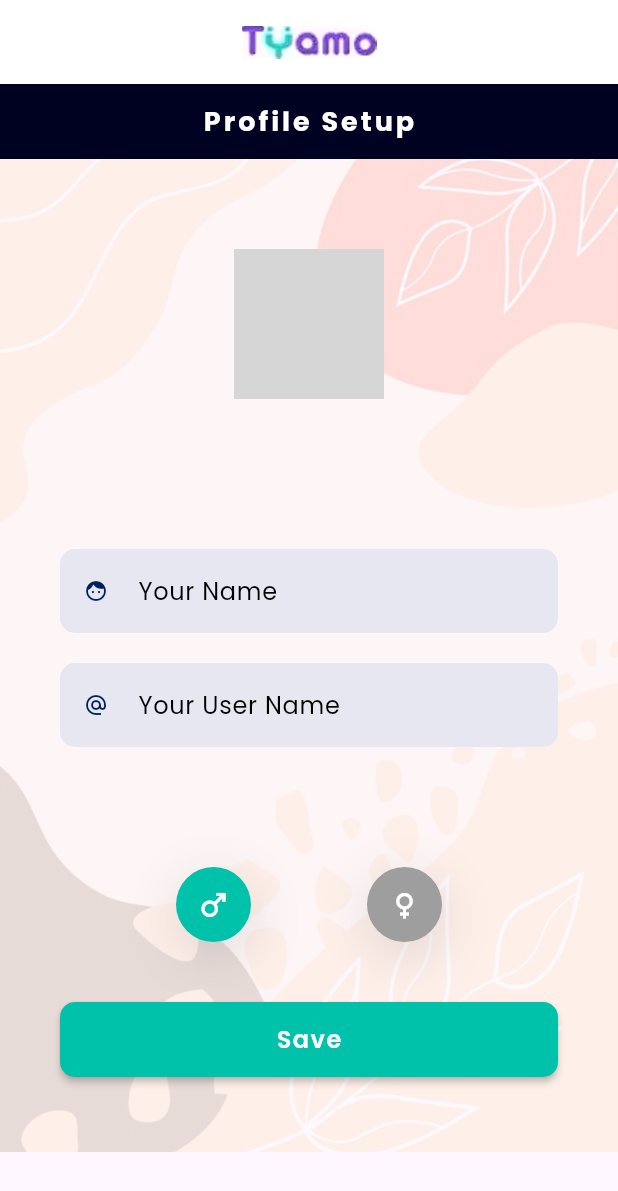
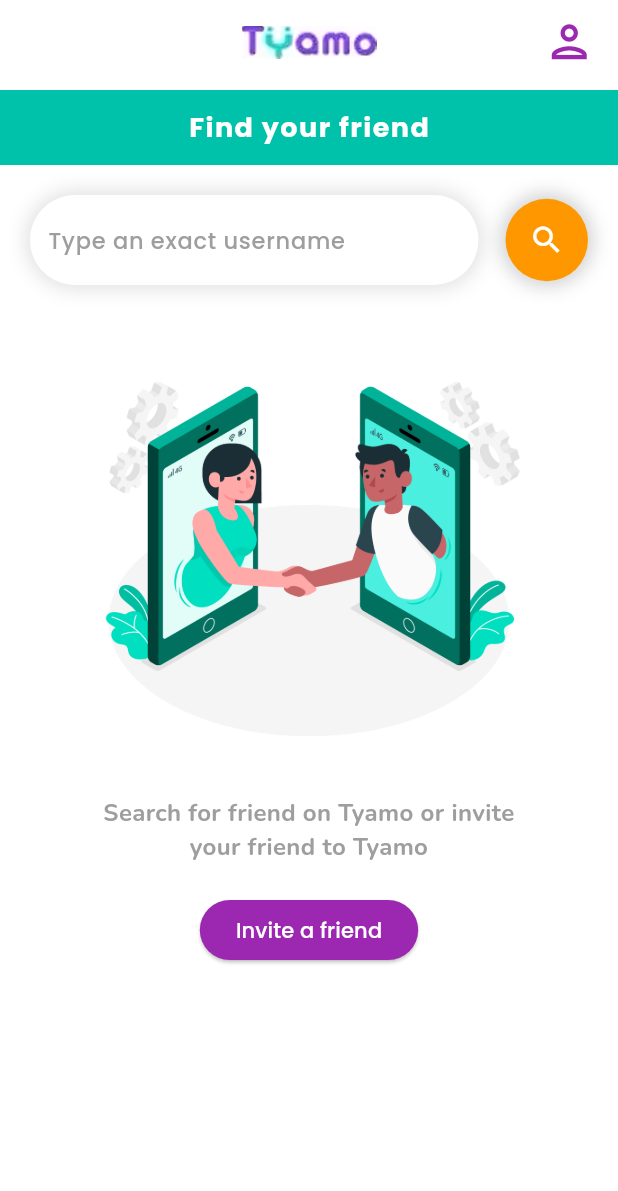
Before and after one commit to zainahmed0597/e_hunar_tyamo, a Flutter app: the screen it shows after launch, on a phone screen of 412 x 824 dp. Shown: the top 1191 px of the screen. Run offline on Flutter 3.47's test engine with Material 3 defaults, Android fonts, the light colour scheme and no system bars; drawn by our look-alikes of circular_profile_avatar, rounded_loading_button; our stand-ins replace google_fonts; grey boxes are pictures that could not be loaded.

Commit message:
update screens

```diff
--- a/lib/main.dart
+++ b/lib/main.dart
@@ -1,5 +1,6 @@
 import 'package:flutter/material.dart';
-import 'package:tyamo/views/profile/profile_setup.dart';
+import 'package:tyamo/views/invitation/accept_invite.dart';
+import 'package:tyamo/views/invitation/invite_friend.dart';
 import 'utils/string.dart';
 
 void main() {
@@ -15,7 +16,7 @@ class Tyamo extends StatelessWidget {
     return MaterialApp(
       debugShowCheckedModeBanner: false,
       title: appName,
-      home: ProfileSetup(),
+      home: const InviteFriend(),
     );
   }
 }
--- a/lib/utils/colors.dart
+++ b/lib/utils/colors.dart
@@ -8,9 +8,10 @@ Color textFiledColor = const Color(0xffE7E7F2);
 Color prefixIconColor = const Color(0xff00205C);
 Color black = const Color(0xff000000);
 Color white = const Color(0xffffffff);
-Color loginBtnColor = const Color(0xff00C1AA);
+Color cyan = const Color(0xff00C1AA);
 Color forgetBtnColor = const Color(0xffC1272D);
 Color grey = const Color(0xff5A5B5B);
 Color grey2 = const Color(0xff808080);
 Color signUpBtnColor = const Color(0xff2F76EA);
 Color bgProfileColor = const Color(0xff000221);
+Color purple = const Color(0xff8C47FB);
--- a/lib/utils/string.dart
+++ b/lib/utils/string.dart
@@ -4,6 +4,8 @@ String symbolImg = 'assets/images/symbol.png';
 String profileBg = 'assets/images/profile_bg.jpg';
 String forgetPasswordImg = 'assets/images/forgotPassword.png';
 String profileImg = "https://images.unsplash.com/photo-1494790108377-be9c29b29330?q=80&w=1974&auto=format&fit=crop&ixlib=rb-4.0.3&ixid=M3wxMjA3fDB8MHxwaG90by1wYWdlfHx8fGVufDB8fHx8fA%3D%3D";
+String emptyImg = 'assets/images/empty.jpg';
+String inviteFriendImg = 'assets/images/invite_friend.jpg';
 
 // All Text here
 String appName = 'Tyamo';
@@ -14,6 +16,8 @@ String login = 'Login';
 String signUp = 'Sign Up';
 String signIn = 'Sign In';
 String send = 'Send';
+String accept = 'Accept';
+String decline = 'Decline';
 String save = 'Save';
 String email = 'Email';
 String password = 'Password';
@@ -27,3 +31,10 @@ String forgetPassText = 'To request for a new one, type your email address\n bel
 String profileSetupText = "Profile Setup";
 String yourName = 'Your Name';
 String yourUserName = 'Your User Name';
+String findYourFriendText = 'Find your friend';
+String typeUserName = 'Type an exact username';
+String searchFriendText = 'Search for friend on Tyamo or invite \nyour friend to Tyamo';
+String inviteFriendText = 'Invite a friend';
+String seeReceivedInviteText = 'See received invitation';
+String yourReceivedInviteText = 'Your received invitation are currently';
+String emptyText = 'Empty';
--- a/lib/views/auth/forget_password.dart
+++ b/lib/views/auth/forget_password.dart
@@ -79,7 +79,7 @@ class ForgetPassword extends StatelessWidget {
                   width: 2000,
                   borderRadius: 10,
                   controller: _forgetPassBtnController,
-                  color: loginBtnColor,
+                  color: cyan,
                   onPressed: () {},
                   child: Text(
                     send,
--- a/lib/views/auth/login.dart
+++ b/lib/views/auth/login.dart
@@ -69,7 +69,7 @@ class Login extends StatelessWidget {
                   width: 2000,
                   borderRadius: 10,
                   controller: _loginBtnController,
-                  color: loginBtnColor,
+                  color: cyan,
                   onPressed: () {},
                   child: Text(
                     login,
--- a/lib/views/auth/register.dart
+++ b/lib/views/auth/register.dart
@@ -77,7 +77,7 @@ class Register extends StatelessWidget {
                   width: 2000,
                   borderRadius: 10,
                   controller: _registerBtnController,
-                  color: loginBtnColor,
+                  color: cyan,
                   onPressed: () {},
                   child: Text(
                     signUp,
--- /dev/null
+++ b/lib/views/invitation/invite_friend.dart
@@ -0,0 +1,232 @@
+import 'package:flutter/material.dart';
+import 'package:google_fonts/google_fonts.dart';
+import '../../utils/colors.dart';
+import '../../utils/string.dart';
+
+class InviteFriend extends StatelessWidget {
+  const InviteFriend({super.key});
+
+  @override
+  Widget build(BuildContext context) {
+    return Scaffold(
+      backgroundColor: Colors.white,
+      appBar: PreferredSize(
+        preferredSize: const Size.fromHeight(60),
+        child: AppBar(
+          elevation: 0,
+          backgroundColor: white,
+          centerTitle: true,
+          leading: null,
+          actions: const [
+            Padding(
+              padding: EdgeInsets.symmetric(horizontal: 15),
+              child: Icon(
+                Icons.person_outlined,
+                color: Colors.purple,
+                size: 35,
+              ),
+            ),
+          ],
+          title: SizedBox(
+            height: 100,
+            width: 100,
+            child: Image.asset(
+              logoImg,
+              filterQuality: FilterQuality.high,
+            ),
+          ),
+        ),
+      ),
+      body: Column(
+        children: [
+          Container(
+            alignment: Alignment.center,
+            height: 50,
+            width: double.infinity,
+            decoration: BoxDecoration(
+              color: cyan,
+            ),
+            child: Text(
+              findYourFriendText,
+              style: GoogleFonts.poppins(
+                fontWeight: FontWeight.w700,
+                color: white,
+                fontSize: 18,
+                letterSpacing: 1,
+              ),
+            ),
+          ),
+          const SizedBox(height: 20),
+          Padding(
+            padding: const EdgeInsets.symmetric(horizontal: 20),
+            child: Row(
+              children: [
+                Expanded(
+                  child: Container(
+                    // width: 300,
+                    decoration: BoxDecoration(
+                        color: white,
+                        borderRadius: const BorderRadius.all(
+                          Radius.circular(50),
+                        ),
+                        boxShadow: [
+                          BoxShadow(
+                            spreadRadius: 3,
+                            blurRadius: 10,
+                            color: Colors.grey.withOpacity(0.3),
+                          )
+                        ]),
+                    child: TextField(
+                      // textAlign: TextAlign.start,
+                      textAlignVertical: TextAlignVertical.top,
+                      decoration: InputDecoration(
+                        contentPadding: const EdgeInsets.symmetric(
+                          vertical: 18,
+                          horizontal: 12,
+                        ),
+                        hintText: typeUserName,
+                        border: InputBorder.none,
+                        enabledBorder: InputBorder.none,
+                        errorBorder: InputBorder.none,
+                        disabledBorder: InputBorder.none,
+                        hintStyle: GoogleFonts.poppins(
+                          fontWeight: FontWeight.w500,
+                          fontSize: 15,
+                          color: Colors.grey,
+                        ),
+                      ),
+                    ),
+                  ),
+                ),
+                const SizedBox(width: 18),
+                Container(
+                  height: 55,
+                  width: 55,
+                  decoration: BoxDecoration(
+                    color: Colors.orange,
+                    shape: BoxShape.circle,
+                    boxShadow: [
+                      BoxShadow(
+                        color: Colors.grey.withOpacity(0.5),
+                        spreadRadius: 3,
+                        blurRadius: 10,
+                      ),
+                    ],
+                  ),
+                  child: const Icon(
+                    Icons.search,
+                    color: Colors.white,
+                  ),
+                )
+              ],
+            ),
+          ),
+          // const SizedBox(height: 20),
+          // Padding(
+          //   padding: const EdgeInsets.symmetric(horizontal: 20),
+          //   child: SizedBox(
+          //     width: double.infinity,
+          //     child: Card(
+          //       elevation: 4,
+          //       color: Colors.white,
+          //       shape: const RoundedRectangleBorder(
+          //         borderRadius: BorderRadius.all(
+          //           Radius.circular(20),
+          //         ),
+          //       ),
+          //       child: Column(
+          //         children: [
+          //           Row(
+          //             children: [
+          //               Padding(
+          //                 padding: const EdgeInsets.fromLTRB(8, 14, 8, 14),
+          //                 child: SizedBox(
+          //                   height: 60,
+          //                   width: 60,
+          //                   child: CircularProfileAvatar(
+          //                     '',
+          //                     backgroundColor: Colors.blue,
+          //                     radius: 35,
+          //                   ),
+          //                 ),
+          //               ),
+          //               Column(
+          //                 crossAxisAlignment: CrossAxisAlignment.start,
+          //                 children: [
+          //                   Padding(
+          //                     padding: const EdgeInsets.only(
+          //                       top: 5,
+          //                       bottom: 5,
+          //                     ),
+          //                     child: Text(
+          //                       'Zain Ahmed',
+          //                       style: GoogleFonts.poppins(fontSize: 17),
+          //                     ),
+          //                   ),
+          //                   Padding(
+          //                     padding: const EdgeInsets.only(left: 0.0),
+          //                     child: Text(
+          //                       '@xano05',
+          //                       style: GoogleFonts.poppins(
+          //                         color: Colors.grey,
+          //                       ),
+          //                     ),
+          //                   ),
+          //                 ],
+          //               ),
+          //               const Spacer(),
+          //               Padding(
+          //                 padding: const EdgeInsets.only(right: 8),
+          //                 child: Row(children: [
+          //                   GFButton(
+          //                     onPressed: () {},
+          //                     shape: GFButtonShape.pills,
+          //                     color: cyan,
+          //                     child: Text(accept),
+          //                   ),
+          //                   const SizedBox(width: 8),
+          //                   GFButton(
+          //                     onPressed: () {},
+          //                     shape: GFButtonShape.pills,
+          //                     color: forgetBtnColor,
+          //                     child: Text(decline),
+          //                   ),
+          //                 ]),
+          //               ),
+          //             ],
+          //           )
+          //         ],
+          //       ),
+          //     ),
+          //   ),
+          // ),
+          const SizedBox(height: 20),
+          SizedBox(
+            height: 300,
+            width: 300,
+            child: Image.asset(inviteFriendImg),
+          ),
+          const SizedBox(height: 20),
+          Text(
+            searchFriendText,
+            textAlign: TextAlign.center,
+            style: GoogleFonts.nunito(color: Colors.grey, fontSize: 16, fontWeight: FontWeight.bold),
+          ),
+          const SizedBox(height: 20),
+          ElevatedButton(
+            style: ElevatedButton.styleFrom(
+              backgroundColor: Colors.purple,
+            ),
+            onPressed: () {},
+            child: Text(
+              inviteFriendText,
+              style: GoogleFonts.poppins(
+                color: white,
+              ),
+            ),
+          ),
+        ],
+      ),
+    );
+  }
+}
--- a/lib/views/profile/profile_setup.dart
+++ b/lib/views/profile/profile_setup.dart
@@ -9,7 +9,7 @@ import '../../utils/string.dart';
 
 class ProfileSetup extends StatefulWidget {
 
-  ProfileSetup({super.key});
+  const ProfileSetup({super.key});
 
   @override
   State<ProfileSetup> createState() => _ProfileSetupState();
@@ -63,7 +63,7 @@ class _ProfileSetupState extends State<ProfileSetup> {
                     fontWeight: FontWeight.w700,
                     color: white,
                     fontSize: 18,
-                    letterSpacing: 2,
+                    letterSpacing: 1,
                   ),
                 ),
               ),
@@ -74,7 +74,7 @@ class _ProfileSetupState extends State<ProfileSetup> {
                     const SizedBox(height: 60),
                     CircularProfileAvatar(
                       profileImg,
-                      backgroundColor: loginBtnColor,
+                      backgroundColor: cyan,
                       initialsText: Text(
                         '+',
                         style: GoogleFonts.poppins(
@@ -114,7 +114,7 @@ class _ProfileSetupState extends State<ProfileSetup> {
                             height: 50,
                             width: 50,
                             decoration: BoxDecoration(
-                              color: isMale ? loginBtnColor: Colors.grey,
+                              color: isMale ? cyan: Colors.grey,
                               shape: BoxShape.circle,
                               boxShadow: const [
                                 BoxShadow(
@@ -163,7 +163,7 @@ class _ProfileSetupState extends State<ProfileSetup> {
                       width: 2000,
                       borderRadius: 10,
                       controller: _profileSetupBtnController,
-                      color: loginBtnColor,
+                      color: cyan,
                       onPressed: () {},
                       child: Text(
                         save,
--- a/pubspec.yaml
+++ b/pubspec.yaml
@@ -38,6 +38,7 @@ dependencies:
   google_fonts: ^6.1.0
   rounded_loading_button: ^2.1.0
   circular_profile_avatar: ^2.0.5
+  getwidget: ^4.0.0
 
 dev_dependencies:
   flutter_test:
```
Also changed, not shown: lib/views/invitation/accept_invite.dart (added, +83 -0 lines), assets/images/empty.jpg (added), assets/images/invite_friend.jpg (added), pubspec.lock.
